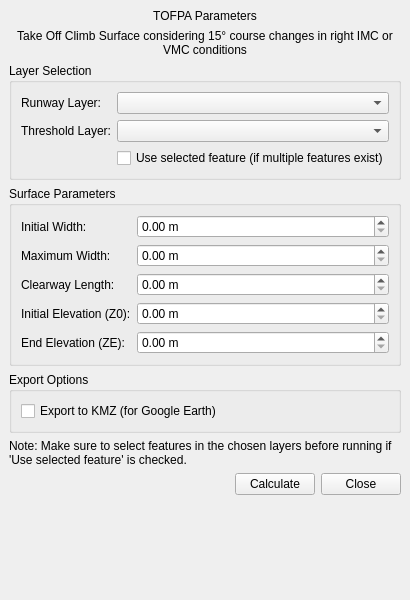
This is tofpa_panel_base.ui in FLYGHT7/tofpa as Qt 5 draws it before an edit. The edited form follows.
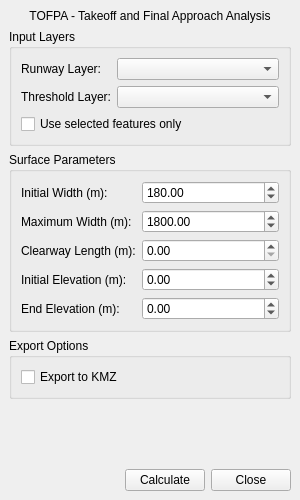
This is the edited form. Custom widgets are drawn as their Qt base class.

Commit message: Enhance TOFPA plugin UI and functionality: update layout, improve parameter labels, and add error handling for calculations

```diff
--- a/tofpa_panel_base.ui
+++ b/tofpa_panel_base.ui
@@ -6,8 +6,8 @@
    <rect>
     <x>0</x>
     <y>0</y>
-    <width>400</width>
-    <height>600</height>
+    <width>300</width>
+    <height>500</height>
    </rect>
   </property>
   <property name="windowTitle">
@@ -18,7 +18,7 @@
     <item>
      <widget class="QLabel" name="label">
       <property name="text">
-       <string>TOFPA Parameters</string>
+       <string>TOFPA - Takeoff and Final Approach Analysis</string>
       </property>
       <property name="alignment">
        <set>Qt::AlignCenter</set>
@@ -26,22 +26,9 @@
      </widget>
     </item>
     <item>
-     <widget class="QLabel" name="label_2">
-      <property name="text">
-       <string>Take Off Climb Surface considering 15° course changes in right IMC or VMC conditions</string>
-      </property>
-      <property name="alignment">
-       <set>Qt::AlignCenter</set>
-      </property>
-      <property name="wordWrap">
-       <bool>true</bool>
-      </property>
-     </widget>
-    </item>
-    <item>
-     <widget class="QGroupBox" name="groupBox">
+     <widget class="QGroupBox" name="layersGroup">
       <property name="title">
-       <string>Layer Selection</string>
+       <string>Input Layers</string>
       </property>
       <layout class="QFormLayout" name="formLayout">
        <item row="0" column="0">
@@ -64,10 +51,10 @@
        <item row="1" column="1">
         <widget class="QgsMapLayerComboBox" name="thresholdLayerCombo"/>
        </item>
-       <item row="2" column="1">
+       <item row="2" column="0" colspan="2">
         <widget class="QCheckBox" name="useSelectedFeatureCheckBox">
          <property name="text">
-          <string>Use selected feature (if multiple features exist)</string>
+          <string>Use selected features only</string>
          </property>
         </widget>
        </item>
@@ -83,48 +70,54 @@
        <item row="0" column="0">
         <widget class="QLabel" name="label_5">
          <property name="text">
-          <string>Initial Width:</string>
+          <string>Initial Width (m):</string>
          </property>
         </widget>
        </item>
        <item row="0" column="1">
         <widget class="QDoubleSpinBox" name="initialWidthSpin">
-         <property name="suffix">
-          <string> m</string>
+         <property name="minimum">
+          <double>0.000000000000000</double>
          </property>
          <property name="maximum">
-          <double>1000.000000000000000</double>
+          <double>10000.000000000000000</double>
+         </property>
+         <property name="value">
+          <double>180.000000000000000</double>
          </property>
         </widget>
        </item>
        <item row="1" column="0">
         <widget class="QLabel" name="label_6">
          <property name="text">
-          <string>Maximum Width:</string>
+          <string>Maximum Width (m):</string>
          </property>
         </widget>
        </item>
        <item row="1" column="1">
         <widget class="QDoubleSpinBox" name="maxWidthSpin">
-         <property name="suffix">
-          <string> m</string>
+         <property name="minimum">
+          <double>0.000000000000000</double>
          </property>
          <property name="maximum">
-          <double>10000.000000000000000</double>
+          <double>100000.000000000000000</double>
+         </property>
+         <property name="value">
+          <double>1800.000000000000000</double>
          </property>
         </widget>
        </item>
        <item row="2" column="0">
         <widget class="QLabel" name="label_7">
          <property name="text">
-          <string>Clearway Length:</string>
+          <string>Clearway Length (m):</string>
          </property>
         </widget>
        </item>
        <item row="2" column="1">
         <widget class="QDoubleSpinBox" name="clearwayLengthSpin">
-         <property name="suffix">
-          <string> m</string>
+         <property name="minimum">
+          <double>0.000000000000000</double>
          </property>
          <property name="maximum">
           <double>10000.000000000000000</double>
@@ -134,14 +127,14 @@
        <item row="3" column="0">
         <widget class="QLabel" name="label_8">
          <property name="text">
-          <string>Initial Elevation (Z0):</string>
+          <string>Initial Elevation (m):</string>
          </property>
         </widget>
        </item>
        <item row="3" column="1">
         <widget class="QDoubleSpinBox" name="initialElevationSpin">
-         <property name="suffix">
-          <string> m</string>
+         <property name="minimum">
+          <double>-1000.000000000000000</double>
          </property>
          <property name="maximum">
           <double>10000.000000000000000</double>
@@ -151,14 +144,14 @@
        <item row="4" column="0">
         <widget class="QLabel" name="label_9">
          <property name="text">
-          <string>End Elevation (ZE):</string>
+          <string>End Elevation (m):</string>
          </property>
         </widget>
        </item>
        <item row="4" column="1">
         <widget class="QDoubleSpinBox" name="endElevationSpin">
-         <property name="suffix">
-          <string> m</string>
+         <property name="minimum">
+          <double>-1000.000000000000000</double>
          </property>
          <property name="maximum">
           <double>10000.000000000000000</double>
@@ -177,7 +170,7 @@
        <item>
         <widget class="QCheckBox" name="exportToKmzCheckBox">
          <property name="text">
-          <string>Export to KMZ (for Google Earth)</string>
+          <string>Export to KMZ</string>
          </property>
         </widget>
        </item>
@@ -185,14 +178,17 @@
      </widget>
     </item>
     <item>
-     <widget class="QLabel" name="noteLabel">
-      <property name="text">
-       <string>Note: Make sure to select features in the chosen layers before running if 'Use selected feature' is checked.</string>
+     <spacer name="verticalSpacer">
+      <property name="orientation">
+       <enum>Qt::Vertical</enum>
       </property>
-      <property name="wordWrap">
-       <bool>true</bool>
+      <property name="sizeHint" stdset="0">
+       <size>
+        <width>20</width>
+        <height>40</height>
+       </size>
       </property>
-     </widget>
+     </spacer>
     </item>
     <item>
      <layout class="QHBoxLayout" name="horizontalLayout">
@@ -225,19 +221,6 @@
       </item>
      </layout>
     </item>
-    <item>
-     <spacer name="verticalSpacer">
-      <property name="orientation">
-       <enum>Qt::Vertical</enum>
-      </property>
-      <property name="sizeHint" stdset="0">
-       <size>
-        <width>20</width>
-        <height>40</height>
-       </size>
-      </property>
-     </spacer>
-    </item>
    </layout>
   </widget>
  </widget>
```
Left out of the diff: 24 changed lines with no effect on the pictures. The commit also changes 1 other file.
